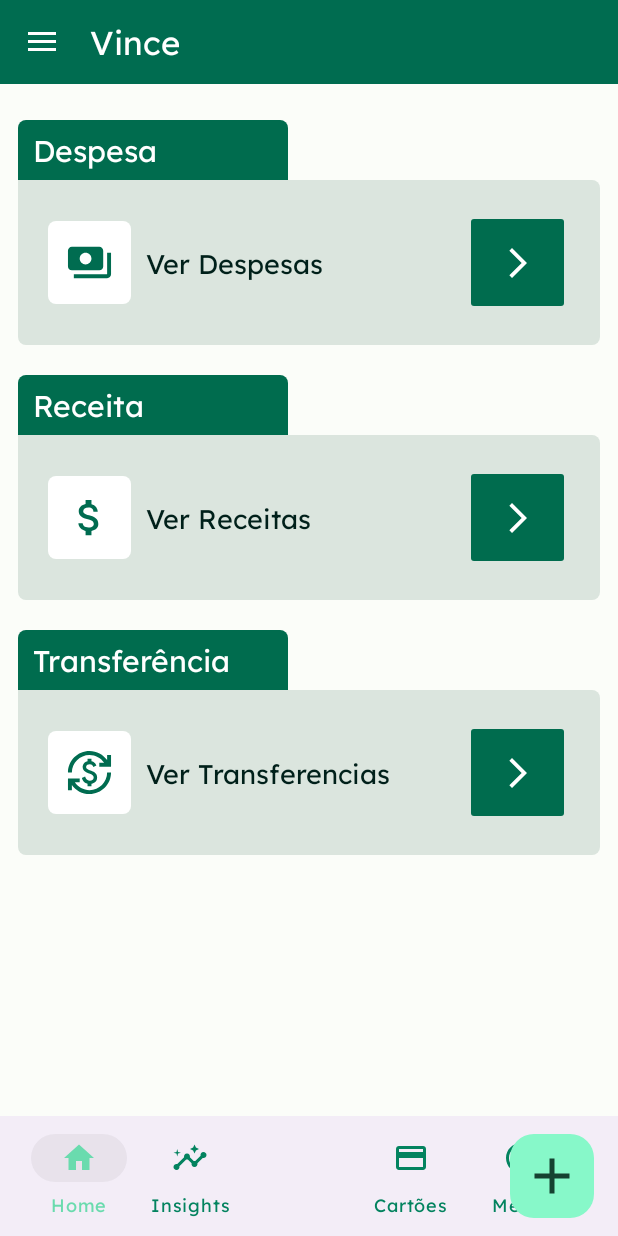
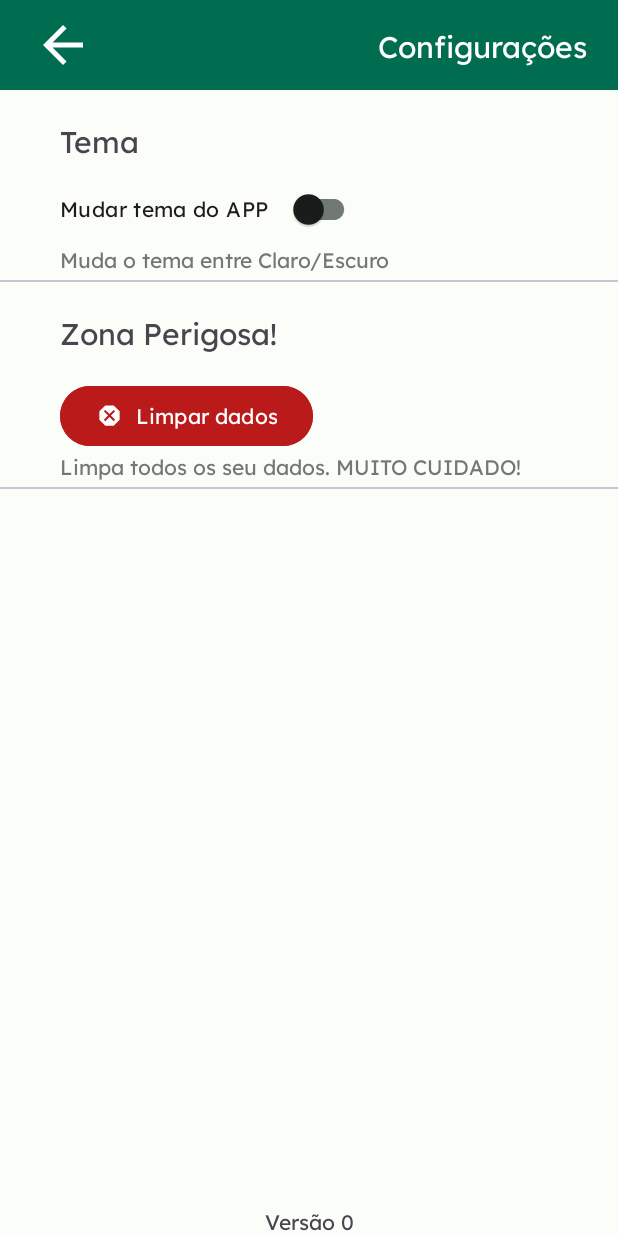
Before and after one commit to jotape-exe/vince, an Android app: the screen it shows after launch once a user with an empty profile is signed in (MainActivity before the commit, SettingsActivity after it), after a tap on "Configurações", on a phone screen of 412 x 824 dp. Run offline under Robolectric (Android 15) with nearby library versions, the phone set to English and light mode, and no system bars; our stand-ins replace Firebase (no records; nobody signed in at launch, a user with empty details on screens opened directly); Roboto replaces fonts that are not available here; 1 other tap on this screen came first.

Commit message:
FEAT: Settings Base

```diff
--- a/app/build.gradle
+++ b/app/build.gradle
@@ -53,6 +53,7 @@ dependencies {
     implementation 'androidx.room:room-runtime:2.5.1'
     implementation 'com.google.android.gms:play-services-auth:20.1.0'
     implementation 'com.google.firebase:firebase-auth-ktx:21.1.0'
+    implementation 'androidx.preference:preference:1.2.0'
     ksp 'androidx.room:room-compiler:2.5.1'
     testImplementation 'junit:junit:4.13.2'
     androidTestImplementation 'androidx.test.ext:junit:1.1.5'
--- a/app/src/main/AndroidManifest.xml
+++ b/app/src/main/AndroidManifest.xml
@@ -18,6 +18,10 @@
         android:supportsRtl="true"
         android:theme="@style/AppTheme"
         tools:targetApi="31">
+        <activity
+            android:name=".view.SettingsActivity"
+            android:exported="false"
+            android:label="@string/title_activity_settings" />
         <activity
             android:name=".view.GeralActivity"
             android:exported="false" />
--- a/app/src/main/java/com/company/ourfinances/model/repository/db/VinceDatabase.kt
+++ b/app/src/main/java/com/company/ourfinances/model/repository/db/VinceDatabase.kt
@@ -14,6 +14,7 @@ import com.company.ourfinances.model.entity.GoalEntity
 import com.company.ourfinances.model.repository.dao.CardDAO
 import com.company.ourfinances.model.repository.dao.CategoryRecordDAO
 import com.company.ourfinances.model.repository.dao.FinanceRecordDAO
+import com.company.ourfinances.model.repository.dao.GeneralDAO
 import com.company.ourfinances.model.repository.dao.GoalDAO
 import com.company.ourfinances.model.repository.dao.PaymentTypeDAO
 
@@ -34,6 +35,7 @@ abstract class VinceDatabase : RoomDatabase() {
     abstract fun getPaymentTypeDAO(): PaymentTypeDAO
     abstract fun getCardDAO(): CardDAO
     abstract fun getGoalDAO(): GoalDAO
+    abstract fun generalDAO() : GeneralDAO
 
     companion object {
         private lateinit var INSTANCE: VinceDatabase
--- a/app/src/main/java/com/company/ourfinances/view/MainActivity.kt
+++ b/app/src/main/java/com/company/ourfinances/view/MainActivity.kt
@@ -69,18 +69,23 @@ class MainActivity : AppCompatActivity() {
                 R.id.item_help -> {
                     sendEmail()
                 }
-                R.id.item_info -> {
+                /*R.id.item_info -> {
                     AlertDialog.Builder(this)
                         .setTitle("Informação")
                         .setMessage("Vince®\nDesenvolvedor: João Pedro")
                         .setPositiveButton("OK", null)
                         .create()
                         .show()
+                }*/
+                R.id.item_settings -> {
+                    startActivity(Intent(this, SettingsActivity::class.java))
                 }
                 R.id.item_logout -> firebaseLogout()
             }
             drawerLayout.closeDrawer(GravityCompat.START)
-            true
+
+            menuItem.isChecked = false
+            false
         }
 
     }
--- /dev/null
+++ b/app/src/main/java/com/company/ourfinances/view/SettingsActivity.kt
@@ -0,0 +1,87 @@
+package com.company.ourfinances.view
+
+import android.app.AlertDialog
+import android.content.Context
+import android.content.pm.PackageManager
+import android.os.Build
+import android.os.Build.VERSION
+import androidx.appcompat.app.AppCompatActivity
+import android.os.Bundle
+import android.os.Handler
+import android.os.Looper
+import android.widget.Toast
+import androidx.core.content.pm.PackageInfoCompat
+import androidx.core.view.isVisible
+import com.company.ourfinances.R
+import com.company.ourfinances.databinding.ActivitySettingsBinding
+import com.company.ourfinances.model.repository.GeneralRepository
+
+class SettingsActivity : AppCompatActivity() {
+    private lateinit var binding: ActivitySettingsBinding
+    override fun onCreate(savedInstanceState: Bundle?) {
+        super.onCreate(savedInstanceState)
+        binding = ActivitySettingsBinding.inflate(layoutInflater)
+        setContentView(binding.root)
+
+        setup()
+
+        listeners()
+    }
+
+    private fun setup() {
+        binding.textAppVersion.text = "Versão ${getAppVersion(this)?.versionNumber.toString()}"
+    }
+
+    private fun listeners() {
+        binding.imageBack.setOnClickListener {
+            finish()
+        }
+
+        binding.buttonDeleteAccount.setOnClickListener {
+            AlertDialog.Builder(this)
+                .setTitle("Apagar Tudo")
+                .setMessage("Tem certeza que deseja excluir tudo? Isso não pode ser revertido.")
+                .setPositiveButton("Sim") { dialog, which ->
+                    doDeleteAll()
+                }
+                .setNeutralButton("Cancelar", null)
+                .create()
+                .show()
+        }
+    }
+
+    private fun doDeleteAll() {
+        binding.progressDelete.isVisible = true
+        Handler().postDelayed({
+            GeneralRepository(this).deleteAll()
+        }, 1000)
+        binding.progressDelete.isVisible = false
+
+        Toast.makeText(this, "Sucesso!", Toast.LENGTH_LONG).show()
+
+    }
+
+    fun getAppVersion(
+        context: Context,
+    ): AppVersion? {
+        return try {
+            val packageManager = context.packageManager
+            val packageName = context.packageName
+            val packageInfo = if (Build.VERSION.SDK_INT >= Build.VERSION_CODES.TIRAMISU) {
+                packageManager.getPackageInfo(packageName, PackageManager.PackageInfoFlags.of(0))
+            } else {
+                packageManager.getPackageInfo(packageName, 0)
+            }
+            AppVersion(
+                versionName = packageInfo.versionName,
+                versionNumber = PackageInfoCompat.getLongVersionCode(packageInfo),
+            )
+        } catch (e: Exception) {
+            null
+        }}
+}
+
+data class AppVersion(
+    val versionName: String,
+    val versionNumber: Long,
+)
--- /dev/null
+++ b/app/src/main/res/drawable/ic_dangerous.xml
@@ -0,0 +1,5 @@
+<vector android:height="24dp" android:tint="#7A7A7A"
+    android:viewportHeight="24" android:viewportWidth="24"
+    android:width="24dp" xmlns:android="http://schemas.android.com/apk/res/android">
+    <path android:fillColor="@android:color/white" android:pathData="M15.73,3H8.27L3,8.27v7.46L8.27,21h7.46L21,15.73V8.27L15.73,3zM17,15.74L15.74,17 12,13.26 8.26,17 7,15.74 10.74,12 7,8.26 8.26,7 12,10.74 15.74,7 17,8.26 13.26,12 17,15.74z"/>
+</vector>
--- /dev/null
+++ b/app/src/main/res/layout/activity_settings.xml
@@ -0,0 +1,158 @@
+<?xml version="1.0" encoding="utf-8"?>
+<androidx.constraintlayout.widget.ConstraintLayout xmlns:android="http://schemas.android.com/apk/res/android"
+    xmlns:app="http://schemas.android.com/apk/res-auto"
+    xmlns:tools="http://schemas.android.com/tools"
+    android:layout_width="match_parent"
+    android:layout_height="match_parent"
+    tools:context=".view.SettingsActivity">
+
+    <ProgressBar
+        android:id="@+id/progress_delete"
+        android:layout_width="40dp"
+        android:layout_height="40dp"
+        android:elevation="4dp"
+        android:visibility="invisible"
+        tools:visibility="visible"
+        app:layout_constraintBottom_toBottomOf="parent"
+        app:layout_constraintEnd_toEndOf="@+id/top_app_bar"
+        app:layout_constraintStart_toStartOf="parent"
+        app:layout_constraintTop_toTopOf="parent" />
+
+    <com.google.android.material.appbar.AppBarLayout
+        android:id="@+id/top_app_bar"
+        android:layout_width="match_parent"
+        android:layout_height="wrap_content"
+        app:layout_constraintEnd_toEndOf="parent"
+        app:layout_constraintStart_toStartOf="parent"
+        app:layout_constraintTop_toTopOf="parent">
+
+        <androidx.constraintlayout.widget.ConstraintLayout
+            android:layout_width="match_parent"
+            android:layout_height="match_parent">
+
+            <androidx.appcompat.widget.Toolbar
+                android:id="@+id/custom_toolbar"
+                android:layout_width="match_parent"
+                android:layout_height="60dp"
+                android:background="?attr/colorSecondary"
+                app:layout_constraintEnd_toEndOf="parent"
+                app:layout_constraintStart_toStartOf="parent"
+                app:layout_constraintTop_toTopOf="parent" />
+
+            <ImageButton
+                android:id="@+id/image_back"
+                android:layout_width="wrap_content"
+                android:layout_height="wrap_content"
+                android:layout_marginStart="10dp"
+                android:backgroundTint="?attr/colorSecondary"
+                android:contentDescription="Back"
+                android:src="@drawable/ic_arrow_back"
+                app:layout_constraintBottom_toBottomOf="@id/custom_toolbar"
+                app:layout_constraintStart_toStartOf="@id/custom_toolbar"
+                app:layout_constraintTop_toTopOf="@id/custom_toolbar" />
+
+            <TextView
+                android:id="@+id/text_title_toolbar"
+                android:layout_width="wrap_content"
+                android:layout_height="wrap_content"
+                android:layout_marginEnd="20dp"
+                android:text="Configurações"
+                android:textColor="?attr/colorOnPrimary"
+                android:textSize="20sp"
+                app:layout_constraintBottom_toBottomOf="@+id/custom_toolbar"
+                app:layout_constraintEnd_toEndOf="parent"
+                app:layout_constraintTop_toTopOf="@+id/custom_toolbar" />
+
+        </androidx.constraintlayout.widget.ConstraintLayout>
+
+    </com.google.android.material.appbar.AppBarLayout>
+
+    <TextView
+        android:id="@+id/text_theme"
+        android:layout_width="wrap_content"
+        android:layout_height="wrap_content"
+        android:layout_marginStart="40dp"
+        android:layout_marginTop="20dp"
+        android:text="Tema"
+        android:textSize="20sp"
+        app:layout_constraintStart_toStartOf="parent"
+        app:layout_constraintTop_toBottomOf="@+id/top_app_bar" />
+
+    <androidx.appcompat.widget.SwitchCompat
+        android:id="@+id/switchTheme"
+        android:layout_width="wrap_content"
+        android:layout_height="wrap_content"
+        android:layout_marginStart="40sp"
+        android:layout_marginTop="8dp"
+        android:text="Mudar tema do APP   "
+        app:layout_constraintStart_toStartOf="parent"
+        app:layout_constraintTop_toBottomOf="@+id/text_theme" />
+
+    <TextView
+        android:id="@+id/text_sub_theme"
+        android:layout_width="wrap_content"
+        android:layout_height="wrap_content"
+        android:textColor="?attr/colorOutline"
+        android:text="Muda o tema entre Claro/Escuro"
+        app:layout_constraintStart_toStartOf="@+id/switchTheme"
+        app:layout_constraintTop_toBottomOf="@+id/switchTheme" />
+
+    <com.google.android.material.divider.MaterialDivider
+        android:id="@+id/divider"
+        android:layout_width="match_parent"
+        android:layout_height="wrap_content"
+        android:layout_marginTop="4dp"
+        app:layout_constraintTop_toBottomOf="@+id/text_sub_theme" />
+
+    <TextView
+        android:id="@+id/text_danger"
+        android:layout_width="wrap_content"
+        android:layout_height="wrap_content"
+        android:layout_marginStart="40dp"
+        android:layout_marginTop="20dp"
+        android:text="Zona Perigosa!"
+        android:textSize="20sp"
+        app:layout_constraintStart_toStartOf="parent"
+        app:layout_constraintTop_toBottomOf="@id/divider"/>
+
+    <Button
+        android:id="@+id/button_delete_account"
+        android:layout_width="wrap_content"
+        android:layout_height="wrap_content"
+        android:text="Limpar dados"
+        app:icon="@drawable/ic_dangerous"
+        android:backgroundTint="?attr/colorError"
+        android:layout_marginStart="40dp"
+        android:layout_marginTop="18dp"
+        app:layout_constraintStart_toStartOf="parent"
+        app:layout_constraintTop_toBottomOf="@id/text_danger" />
+
+    <TextView
+        android:id="@+id/text_sub_delete"
+        android:layout_width="wrap_content"
+        android:layout_height="wrap_content"
+        android:text="Limpa todos os seu dados. MUITO CUIDADO!"
+        android:textColor="?attr/colorOutline"
+        android:layout_marginStart="40dp"
+        app:layout_constraintStart_toStartOf="parent"
+        app:layout_constraintTop_toBottomOf="@id/button_delete_account" />
+
+    <com.google.android.material.divider.MaterialDivider
+        android:id="@+id/dividerDelete"
+        android:layout_width="match_parent"
+        android:layout_height="wrap_content"
+        android:layout_marginTop="4dp"
+        app:layout_constraintTop_toBottomOf="@id/text_sub_delete"
+       />
+
+    <TextView
+        android:id="@+id/text_app_version"
+        android:layout_width="wrap_content"
+        android:layout_height="wrap_content"
+        android:text="Versão 1.0"
+        app:layout_constraintBottom_toBottomOf="parent"
+        app:layout_constraintEnd_toEndOf="parent"
+        app:layout_constraintStart_toStartOf="parent" />
+
+
+</androidx.constraintlayout.widget.ConstraintLayout>
--- a/app/src/main/res/menu/nav_menu.xml
+++ b/app/src/main/res/menu/nav_menu.xml
@@ -14,11 +14,11 @@
         <item android:id="@+id/item_help"
             android:title="@string/help"
             android:icon="@drawable/ic_help"/>
-
+<!--
         <item android:id="@+id/item_info"
             android:title="@string/info"
             android:icon="@drawable/ic_info"/>
-
+-->
         <item android:id="@+id/item_logout"
             android:title="@string/logout"
             android:icon="@drawable/ic_logout"/>
```
Also changed, not shown: app/src/main/java/com/company/ourfinances/model/repository/GeneralRepository.kt (added, +36 -0 lines), app/src/main/java/com/company/ourfinances/model/repository/dao/GeneralDAO.kt (added, +24 -0 lines), app/src/main/res/values/arrays.xml (added, +12 -0 lines), app/src/main/res/values/strings.xml (+16 -0 lines), app/src/main/res/xml/root_preferences.xml (added, +35 -0 lines).
